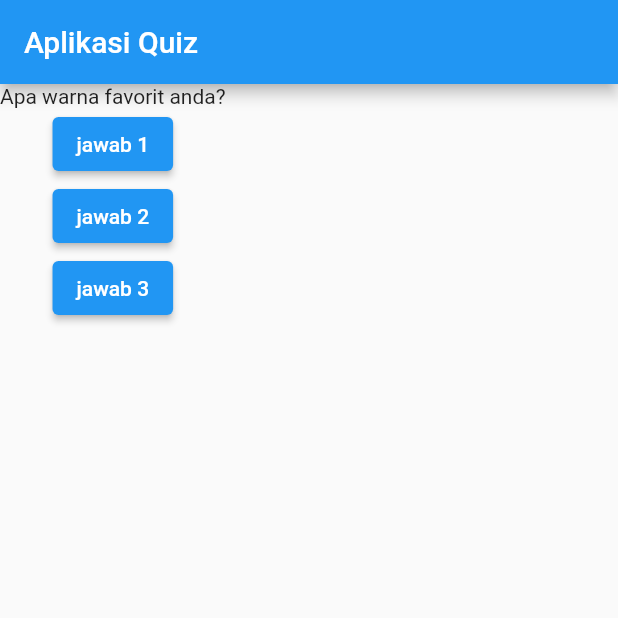
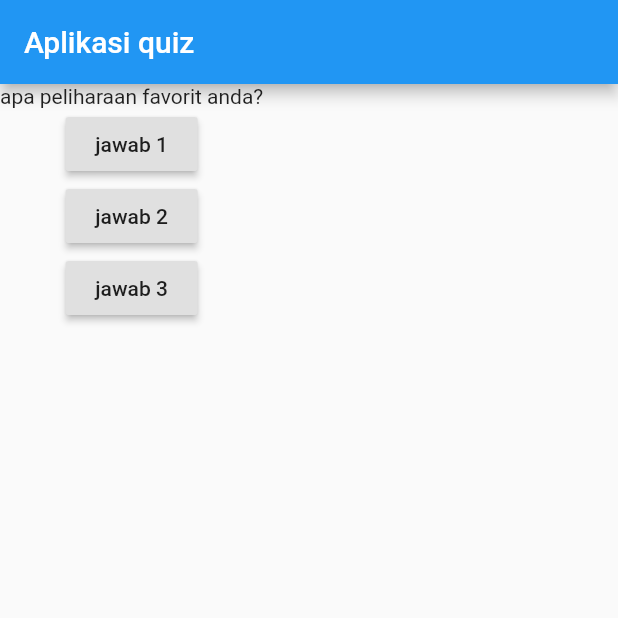
Before and after one commit to wisnutriskananda/praktikum5_mobileapps, a Flutter app: the screen it shows after launch, after a tap on "jawab 1", on a phone screen of 412 x 824 dp, the top half of it. Run offline on Flutter 3.47's test engine with Material 2 defaults, Android fonts, the phone set to English and light mode, and no system bars.

```diff
--- a/lib/main.dart
+++ b/lib/main.dart
@@ -6,42 +6,51 @@ import 'package:flutter/material.dart';
 
 void main() => runApp(MyApp());
 
-class MyApp extends StatelessWidget {
- var questionIndex = 0;
+class MyApp extends StatefulWidget {
+ @override
+ State<StatefulWidget> createState() {
+   // TODO: implement createState
+   return _MyAppState();
+ }
+}
 
- void answerQuestion() {
-   questionIndex = questionIndex + 1;
-   print(questionIndex);
+class _MyAppState extends State<MyApp> {
+ var _questionIndex = 0;
+
+ void _answerQuestion() {
+   setState(() {
+     _questionIndex = _questionIndex + 1;
+   });
+   print(_questionIndex);
  }
 
  @override
  Widget build(BuildContext context) {
    var questions = [
-      'Apa warna favorit anda?',
+     'Apa warna favorit anda?',
      'apa peliharaan favorit anda?',
    ];
    return MaterialApp(
      home: Scaffold(
        appBar: AppBar(
-         title: Text('Aplikasi Quiz'),
+         title: Text('Aplikasi quiz'),
        ),
        body: Column(
          children: [
            Text(
-             questions[questionIndex],
+             questions[_questionIndex],
            ),
-           ElevatedButton(
+           RaisedButton(
              child: Text('jawab 1'),
-             onPressed: answerQuestion,
+             onPressed: _answerQuestion,
            ),
-           ElevatedButton(
+           RaisedButton(
              child: Text('jawab 2'),
-             onPressed: () => print('jawab 2 dipilih!'), // ini akan muncul pada debug console di visual code
+             onPressed: () => print('jawab 2 dipilih!'),
            ),
-           ElevatedButton(
+           RaisedButton(
              child: Text('jawab 3'),
              onPressed: () {
-               // ...
                print('jawab 3 dipilih');
              },
            ),
```
